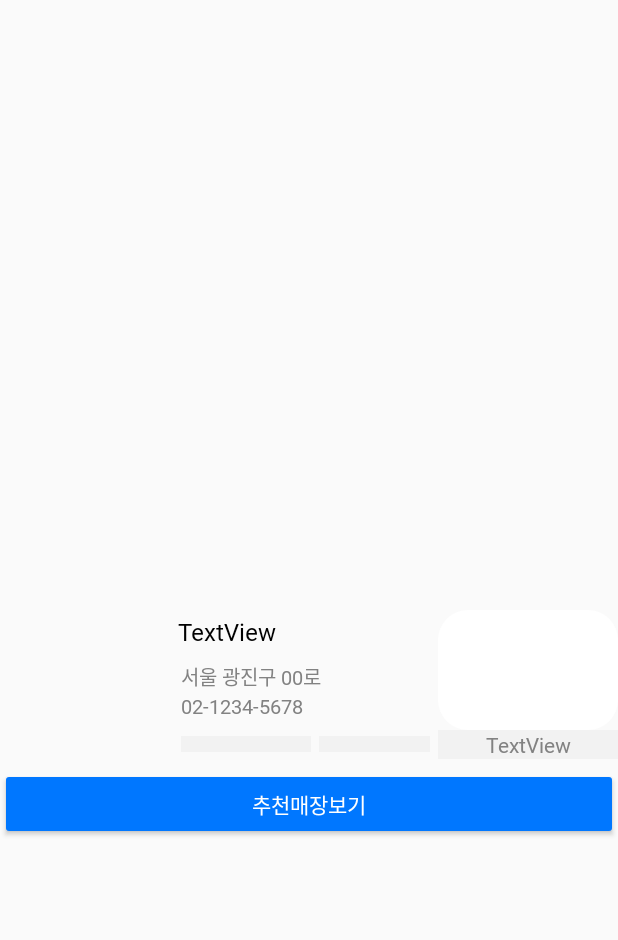
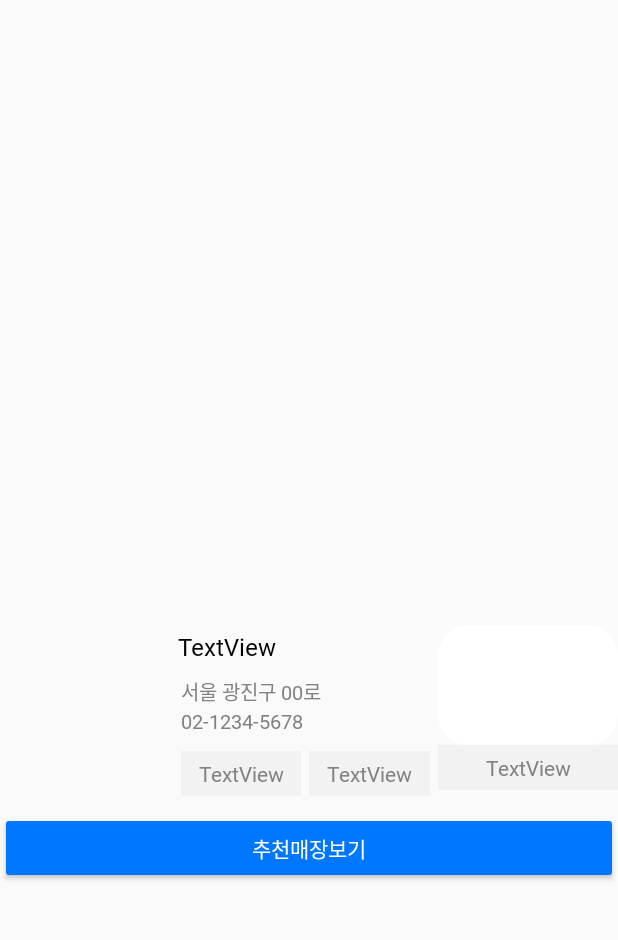
Before and after one commit to ing06060/IBM_project_fin, an Android app: the mapforSearchActivity screen opened directly, with no data from a screen before it, on a phone screen of 412 x 824 dp, the part 176-1116 px from its top. Run offline under Robolectric (Android 15) with nearby library versions, the phone set to English and light mode, and no system bars; 5 statements that could not run were skipped.

```diff
--- a/app/src/main/java/com/example/ibm_project_fin/MainActivity.kt
+++ b/app/src/main/java/com/example/ibm_project_fin/MainActivity.kt
@@ -58,6 +58,7 @@ class MainActivity : AppCompatActivity() {
                 val map_Intent = Intent(applicationContext, mapActivity::class.java)
                 map_Intent.putExtra("one", dat) //하단에 보여줄 데이터 전송
                 map_Intent.putExtra("full", storeVisitedList) //인텐트에 데이터 전송
+                map_Intent.putExtra("title","확진자이용매장")
                 startActivity(map_Intent)
             }
         }
--- a/app/src/main/java/com/example/ibm_project_fin/recommend_store_list_adapter.kt
+++ b/app/src/main/java/com/example/ibm_project_fin/recommend_store_list_adapter.kt
@@ -14,7 +14,6 @@ class recommend_store_list_adapter(val items:ArrayList<StoreData>): RecyclerView
 
     inner class MyViewHolder(itemView: View): RecyclerView.ViewHolder(itemView){
         var touch=itemView.findViewById<LinearLayout>(R.id.search_list_touch)
-        var image=itemView.findViewById<TextView>(R.id.search_list_image)
         var name=itemView.findViewById<TextView>(R.id.search_list_name)
         var address=itemView.findViewById<TextView>(R.id.search_list_address)
         var tel=itemView.findViewById<TextView>(R.id.search_list_tel)
--- a/app/src/main/res/layout/activity_mapfor_search.xml
+++ b/app/src/main/res/layout/activity_mapfor_search.xml
@@ -45,15 +45,14 @@
         android:layout_height="434dp" />
 
     <LinearLayout
-        android:paddingTop="10dp"
-        android:paddingBottom="10dp"
+        android:paddingTop="20dp"
         android:layout_width="match_parent"
         android:layout_height="match_parent"
         android:orientation="vertical">
 
         <LinearLayout
             android:layout_width="match_parent"
-            android:layout_height="100dp"
+            android:layout_height="wrap_content"
             android:orientation="horizontal">
 
             <ImageView
@@ -118,7 +117,8 @@
 
                     <TextView
                         android:layout_marginRight="5dp"
-                        android:paddingBottom="10dp"
+                        android:paddingTop="5dp"
+                        android:paddingBottom="5dp"
                         android:gravity="center"
                         android:id="@+id/map_search_distance"
                         android:layout_width="wrap_content"
@@ -128,16 +128,19 @@
                         android:backgroundTint="#F2F2F2"
                         android:fontFamily="@font/nanumsquareeb"
                         android:paddingLeft="3dp"
-                        android:paddingRight="10dp"
+                        android:paddingRight="3dp"
                         android:text="TextView"
                         android:textColor="#828282" />
 
                     <TextView
-                        android:paddingBottom="10dp"
+                        android:paddingTop="5dp"
+                        android:paddingBottom="5dp"
                         android:gravity="center"
                         android:id="@+id/map_search_state"
                         android:layout_width="wrap_content"
                         android:layout_height="wrap_content"
+                        android:paddingLeft="3dp"
+                        android:paddingRight="3dp"
                         android:layout_weight="1"
                         android:background="#F2F2F2"
                         android:fontFamily="@font/nanumsquareeb"
@@ -160,6 +163,8 @@
                     app:srcCompat="@drawable/round_20dp_ffffff" />
 
                 <TextView
+                    android:paddingTop="5dp"
+                    android:paddingBottom="5dp"
                     android:id="@+id/map_search_congestionrate"
                     android:layout_width="match_parent"
                     android:layout_height="wrap_content"
```
Also changed, not shown: app/src/main/java/com/example/ibm_project_fin/RecommendedStoreListActivity.kt (+21 -3 lines), app/src/main/java/com/example/ibm_project_fin/mapActivity.kt (+9 -2 lines), app/src/main/java/com/example/ibm_project_fin/mapforSearchActivity.kt (+7 -1 lines), app/src/main/res/layout/activity_recommended_store_list.xml (+14 -4 lines).
